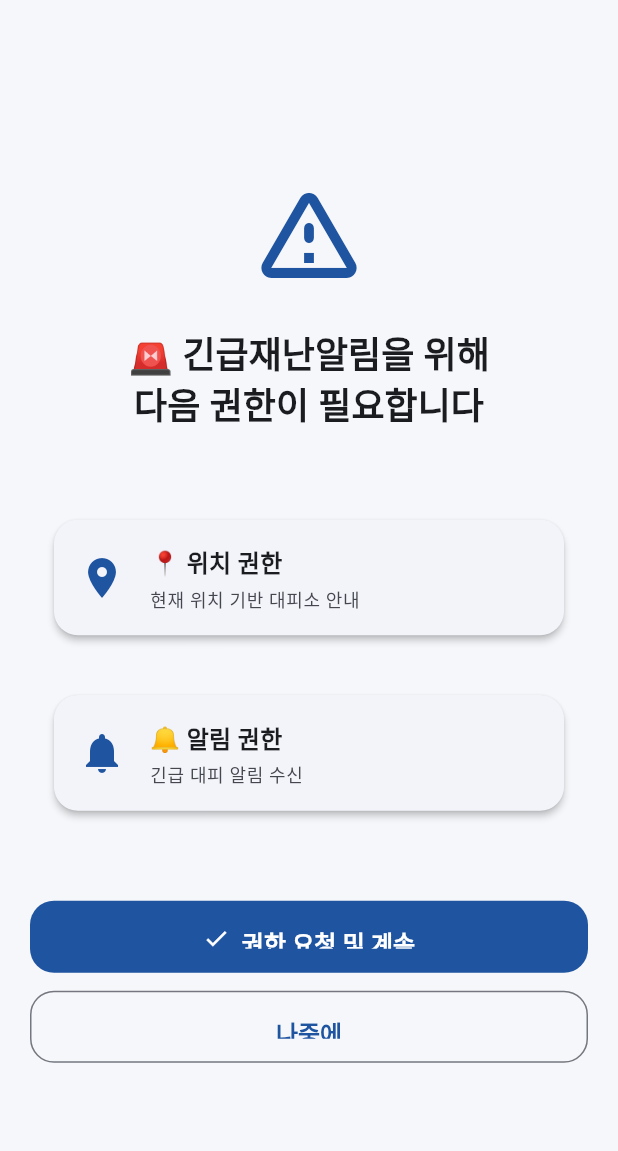
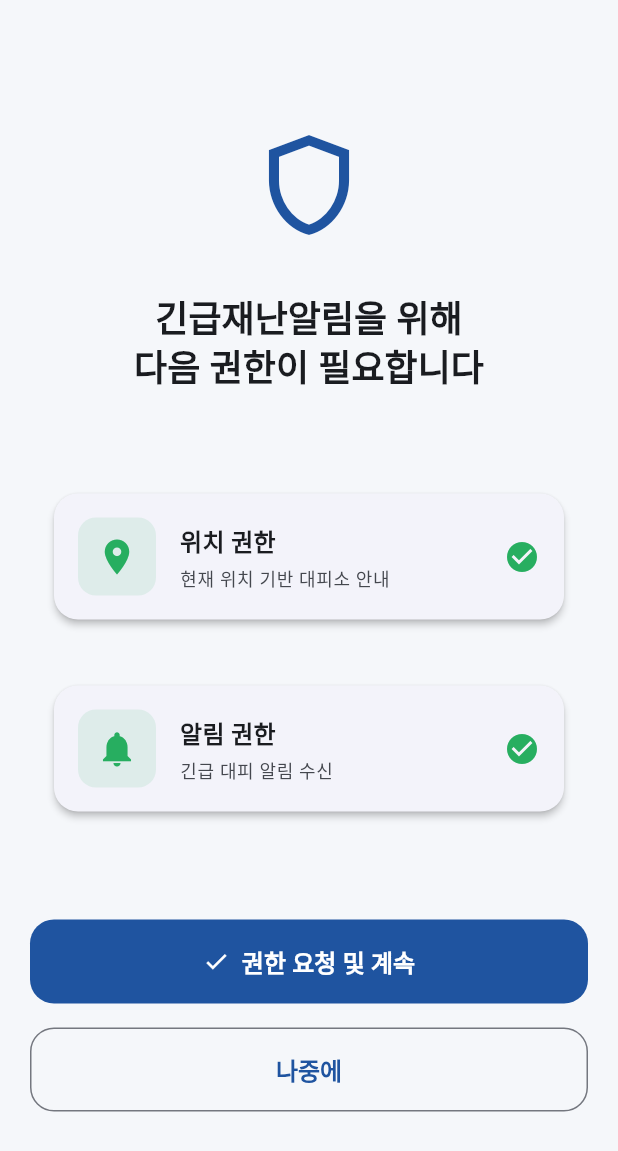
Before and after one commit to Tae4an/PES, a Flutter app: the screen it shows after launch, on a phone screen of 412 x 824 dp. Shown: the top 1151 px of the screen. Run offline on Flutter 3.47's test engine with Material 3 defaults, Android fonts, the light colour scheme and no system bars; our stand-ins replace dio, firebase_core, firebase_messaging, flutter_dotenv, flutter_riverpod, geolocator and 10 more; accounts and stored records are empty; generated files the repository leaves out were written again.

Commit message:
fix: onboarding UI 개선 및 권한 상태 저장
- 이모지 제거 및 디자인 개선
- SingleChildScrollView 적용으로 하단 잘림 문제 해결
- SafeArea 적용하여 스테이터스 바 영역 고려
- ConstrainedBox로 컨텐츠 수직 중앙 정렬
- SharedPreferences로 권한 상태 저장
- 스플래시에서 onboarding 완료 여부 확인 후 자동 라우팅
- 네트워크 에러 시 Mock 데이터 반환으로 크래시 방지

```diff
--- a/frontend/lib/presentation/screens/onboarding_screen.dart
+++ b/frontend/lib/presentation/screens/onboarding_screen.dart
@@ -2,6 +2,7 @@ import 'package:flutter/material.dart';
 import 'package:flutter_riverpod/flutter_riverpod.dart';
 import 'package:go_router/go_router.dart';
 import 'package:permission_handler/permission_handler.dart';
+import 'package:shared_preferences/shared_preferences.dart';
 import '../../config/constants.dart';
 import '../widgets/custom_buttons.dart';
 
@@ -19,68 +20,105 @@ class _OnboardingScreenState extends ConsumerState<OnboardingScreen> {
   bool _isLoading = false;
 
   @override
+  void initState() {
+    super.initState();
+    _checkPermissionsStatus();
+  }
+
+  /// 초기 상태에서 권한 상태 확인
+  Future<void> _checkPermissionsStatus() async {
+    final locationStatus = await Permission.location.status;
+    final notificationStatus = await Permission.notification.status;
+
+    setState(() {
+      _locationGranted = locationStatus.isGranted;
+      _notificationGranted = notificationStatus.isGranted;
+    });
+  }
+
+  @override
   Widget build(BuildContext context) {
     return Scaffold(
       body: SafeArea(
         child: Padding(
-          padding: const EdgeInsets.all(AppConstants.paddingExtraLarge),
+          padding: const EdgeInsets.symmetric(
+            horizontal: AppConstants.paddingExtraLarge,
+            vertical: AppConstants.paddingMedium,
+          ),
+          child: SingleChildScrollView(
+            child: ConstrainedBox(
+              constraints: BoxConstraints(
+                minHeight: MediaQuery.of(context).size.height -
+                          MediaQuery.of(context).padding.top -
+                          MediaQuery.of(context).padding.bottom -
+                          AppConstants.paddingMedium * 2,
+              ),
               child: Column(
                 mainAxisAlignment: MainAxisAlignment.center,
                 crossAxisAlignment: CrossAxisAlignment.stretch,
                 children: [
-              const Spacer(),
+                  const SizedBox(height: 60),
 
                   // 아이콘
                   Icon(
-                Icons.warning_amber_rounded,
+                    Icons.shield_outlined,
                     size: 80,
                     color: Theme.of(context).colorScheme.primary,
                   ),
-              const SizedBox(height: 24),
+                  const SizedBox(height: 32),
 
                   // 제목
                   Text(
-                '🚨 긴급재난알림을 위해\n다음 권한이 필요합니다',
-                style: Theme.of(context).textTheme.headlineSmall,
+                    '긴급재난알림을 위해\n다음 권한이 필요합니다',
+                    style: Theme.of(context).textTheme.headlineSmall?.copyWith(
+                          fontWeight: FontWeight.bold,
+                        ),
                     textAlign: TextAlign.center,
                   ),
-              const SizedBox(height: 48),
+                  const SizedBox(height: 56),
 
                   // 위치 권한
                   _PermissionCard(
                     icon: Icons.location_on,
-                title: '📍 위치 권한',
+                    title: '위치 권한',
                     description: '현재 위치 기반 대피소 안내',
                     isGranted: _locationGranted,
                   ),
-              const SizedBox(height: 16),
+                  const SizedBox(height: 20),
 
                   // 알림 권한
                   _PermissionCard(
                     icon: Icons.notifications,
-                title: '🔔 알림 권한',
+                    title: '알림 권한',
                     description: '긴급 대피 알림 수신',
                     isGranted: _notificationGranted,
                   ),
-              const SizedBox(height: 48),
+                  const SizedBox(height: 60),
 
                   // 권한 요청 버튼
-              PrimaryActionButton(
-                onPressed: _requestPermissions,
-                label: '권한 요청 및 계속',
-                icon: Icons.check,
-                isLoading: _isLoading,
+                  SizedBox(
+                    width: double.infinity,
+                    child: FilledButton.icon(
+                      onPressed: _isLoading ? null : _requestPermissions,
+                      icon: const Icon(Icons.check),
+                      label: const Text('권한 요청 및 계속'),
                     ),
-              const SizedBox(height: 12),
+                  ),
+                  const SizedBox(height: 16),
 
                   // 나중에 버튼
-              SecondaryActionButton(
+                  SizedBox(
+                    width: double.infinity,
+                    child: OutlinedButton(
                       onPressed: () => context.go('/home'),
-                label: '나중에',
+                      child: const Text('나중에'),
+                    ),
                   ),
 
-              const Spacer(),
+                  const SizedBox(height: 60),
                 ],
+              ),
+            ),
           ),
         ),
       ),
@@ -90,6 +128,7 @@ class _OnboardingScreenState extends ConsumerState<OnboardingScreen> {
   Future<void> _requestPermissions() async {
     setState(() => _isLoading = true);
 
+    try {
       // 위치 권한 요청
       final locationStatus = await Permission.location.request();
       _locationGranted = locationStatus.isGranted;
@@ -98,17 +137,38 @@ class _OnboardingScreenState extends ConsumerState<OnboardingScreen> {
       final notificationStatus = await Permission.notification.request();
       _notificationGranted = notificationStatus.isGranted;
 
+      // 권한 허용 여부를 SharedPreferences에 저장
+      await _savePermissionsStatus();
+
       setState(() => _isLoading = false);
 
-    // 모든 권한이 승인되면 홈으로 이동
+      // 권한이 모두 승인되면 홈으로 이동
       if (_locationGranted && _notificationGranted) {
         if (mounted) {
           context.go('/home');
         }
       } else {
-      // 권한이 거부된 경우 안내 다이얼로그
+        // 일부 권한만 승인된 경우 안내 다이얼로그
+        if (mounted) {
           _showPermissionDialog();
         }
+      }
+    } catch (e) {
+      setState(() => _isLoading = false);
+      if (mounted) {
+        ScaffoldMessenger.of(context).showSnackBar(
+          SnackBar(content: Text('권한 요청 중 오류 발생: $e')),
+        );
+      }
+    }
+  }
+
+  /// 권한 허용 상태를 저장
+  Future<void> _savePermissionsStatus() async {
+    final prefs = await SharedPreferences.getInstance();
+    await prefs.setBool('onboarding_completed', true);
+    await prefs.setBool('location_permission_granted', _locationGranted);
+    await prefs.setBool('notification_permission_granted', _notificationGranted);
   }
 
   void _showPermissionDialog() {
@@ -118,14 +178,18 @@ class _OnboardingScreenState extends ConsumerState<OnboardingScreen> {
         title: const Text('권한 필요'),
         content: const Text(
           '일부 권한이 거부되었습니다.\n'
-          '앱의 모든 기능을 사용하려면 권한을 허용해주세요.',
+          '앱의 모든 기능을 사용하려면 권한을 허용해주세요.\n\n'
+          '원하시면 설정으로 이동하여 권한을 변경할 수 있습니다.',
         ),
         actions: [
           TextButton(
-            onPressed: () => Navigator.pop(context),
-            child: const Text('취소'),
+            onPressed: () {
+              Navigator.pop(context);
+              context.go('/home');
+            },
+            child: const Text('나중에'),
           ),
-          TextButton(
+          FilledButton(
             onPressed: () {
               Navigator.pop(context);
               openAppSettings();
@@ -154,16 +218,26 @@ class _PermissionCard extends StatelessWidget {
   @override
   Widget build(BuildContext context) {
     return Card(
+      elevation: 2,
       child: Padding(
         padding: const EdgeInsets.all(AppConstants.paddingLarge),
         child: Row(
           children: [
-            Icon(
+            Container(
+              padding: const EdgeInsets.all(12),
+              decoration: BoxDecoration(
+                color: isGranted
+                    ? AppColors.safe.withOpacity(0.1)
+                    : Theme.of(context).colorScheme.primaryContainer,
+                borderRadius: BorderRadius.circular(12),
+              ),
+              child: Icon(
                 icon,
-              size: 32,
+                size: 28,
                 color: isGranted
                     ? AppColors.safe
                     : Theme.of(context).colorScheme.primary,
+              ),
             ),
             const SizedBox(width: 16),
             Expanded(
@@ -179,15 +253,18 @@ class _PermissionCard extends StatelessWidget {
                   const SizedBox(height: 4),
                   Text(
                     description,
-                    style: Theme.of(context).textTheme.bodySmall,
+                    style: Theme.of(context).textTheme.bodySmall?.copyWith(
+                          color: Theme.of(context).colorScheme.onSurfaceVariant,
+                        ),
                   ),
                 ],
               ),
             ),
             if (isGranted)
-              const Icon(
+              Icon(
                 Icons.check_circle,
                 color: AppColors.safe,
+                size: 24,
               ),
           ],
         ),
```
Also changed, not shown: frontend/lib/presentation/providers/disaster_provider.dart (+12 -2 lines), frontend/lib/presentation/screens/splash_screen.dart (+22 -3 lines). Lines whose indentation alone changed are shown as unchanged.
